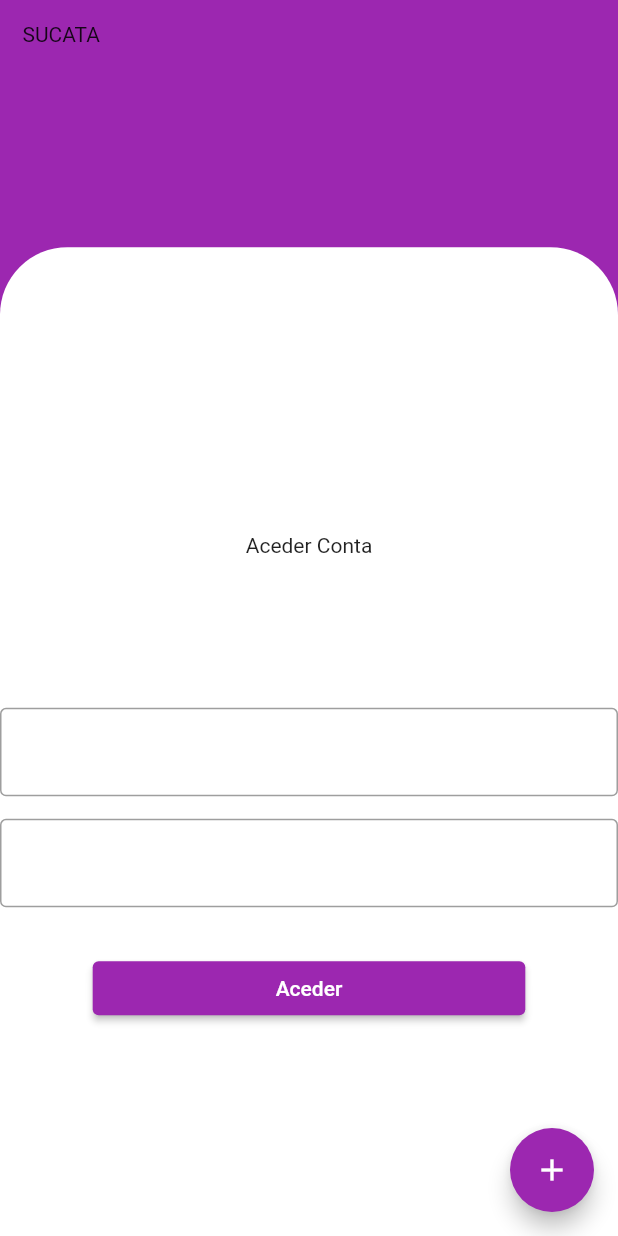
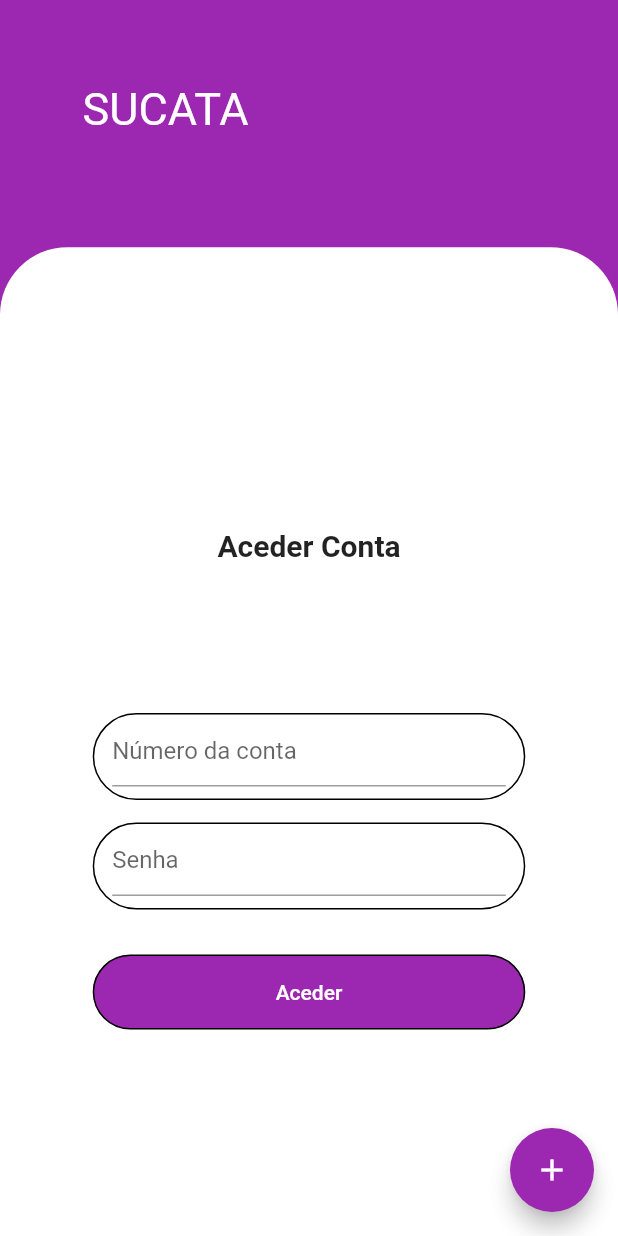
Before and after one commit to NeltonMenata/sucata, a Flutter app: the screen it shows after launch, on a phone screen of 412 x 824 dp. Run offline on Flutter 3.47's test engine with Material 2 defaults, Android fonts, the phone set to English and light mode, and no system bars; our stand-ins replace get, parse_server_sdk_flutter.

Commit message:
Tela de Login

```diff
--- a/lib/app/app_login/login_controllers/login_controller.dart
+++ b/lib/app/app_login/login_controllers/login_controller.dart
@@ -20,6 +20,12 @@ class LoginController extends GetxController {
   }
 
   Future<void> createCount() async {
-
+    final queryLogin = QueryBuilder(ParseObject("Usuario"))
+      ..whereEqualTo("telephone", telephone.text)
+      ..whereEqualTo("telephone", password.text);
+    final response = await queryLogin.query();
+    if (response.success && response.results != null) {
+      Get.snackbar("Conta", "Está conta já existe, faça login!");
+    }
   }
 }
--- a/lib/app/my_app.dart
+++ b/lib/app/my_app.dart
@@ -50,15 +50,15 @@ class _MyHomePageState extends State<MyHomePage> {
               height: alturaPor(20, context),
               width: double.infinity,
               child: Padding(
-                padding: EdgeInsets.all(15),
-                child: Text(
-                  "SUCATA",
-                  textAlign: TextAlign.left,
-                ),
+                padding: EdgeInsets.only(top: 55, left: 55),
+                child: Text("SUCATA",
+                    textAlign: TextAlign.left,
+                    style: TextStyle(fontSize: 30, color: Colors.white)),
               ),
             ),
             Expanded(
               child: Container(
+                width: double.infinity,
                 height: double.infinity,
                 decoration: BoxDecoration(
                   color: Colors.white,
@@ -70,31 +70,53 @@ class _MyHomePageState extends State<MyHomePage> {
                   mainAxisAlignment: MainAxisAlignment.center,
                   children: [
                     SizedBox(height: 50),
-                    Text("Aceder Conta"),
+                    Text(
+                      "Aceder Conta",
+                      style:
+                          TextStyle(fontSize: 20, fontWeight: FontWeight.bold),
+                    ),
                     SizedBox(
                       height: 100,
                     ),
-                    TextFormField(
-                      decoration: InputDecoration(
-                        border: OutlineInputBorder(),
+                    Container(
+                      width: larguraPor(70, context),
+                      padding: EdgeInsets.only(right: 12, left: 12, bottom: 8),
+                      decoration: BoxDecoration(
+                          color: Colors.white,
+                          borderRadius: BorderRadius.all(
+                            Radius.circular(45),
+                          ),
+                          border: Border.all()),
+                      child: TextFormField(
+                        decoration:
+                            InputDecoration(hintText: "Número da conta"),
                       ),
                     ),
                     SizedBox(height: 15),
-                    TextFormField(
-                      decoration: InputDecoration(
-                        border: OutlineInputBorder(),
+                    Container(
+                      width: larguraPor(70, context),
+                      padding: EdgeInsets.only(right: 12, left: 12, bottom: 8),
+                      decoration: BoxDecoration(
+                          color: Colors.white,
+                          borderRadius: BorderRadius.all(
+                            Radius.circular(45),
+                          ),
+                          border: Border.all()),
+                      child: TextFormField(
+                        decoration: InputDecoration(hintText: "Senha"),
                       ),
                     ),
                     SizedBox(height: 30),
                     Container(
                       width: larguraPor(70, context),
                       decoration: BoxDecoration(
-                        borderRadius: BorderRadius.all(
-                          Radius.circular(20),
-                        ),
-                      ),
-                      child: ElevatedButton(
-                        child: Text("Aceder"),
+                          color: Theme.of(context).primaryColor,
+                          borderRadius: BorderRadius.all(
+                            Radius.circular(45),
+                          ),
+                          border: Border.all()),
+                      child: TextButton(
+                        child: Text("Aceder", style: TextStyle(color: Colors.white)),
                         onPressed: () {},
                       ),
                     ),
```
